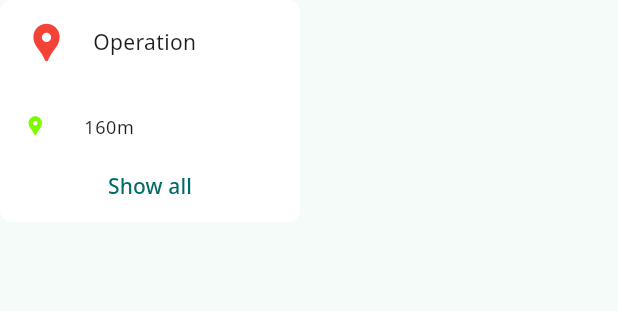
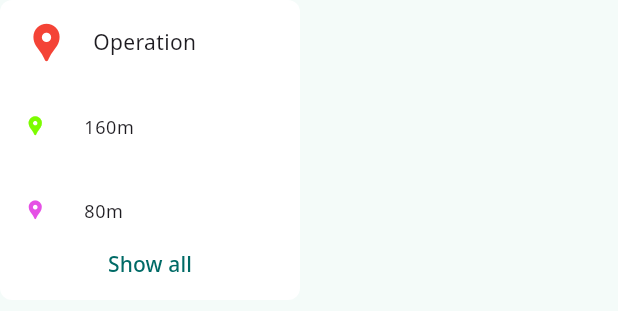
Before and after one commit to covelline/radio_qth_map, a Flutter app: the AmateurRadioBandLegend widget shown alone on an empty page, opened directly, on a phone screen of 412 x 824 dp. Shown: the top 311 px of the screen. Run offline on Flutter 3.47's test engine with Material 3 defaults, Android fonts, the phone set to English and light mode, and no system bars; our stand-ins replace cloud_firestore, file_picker, firebase_analytics, firebase_core, flutter_dotenv, flutter_map and 7 more; missing offline and left inert: dart:html, dart_adif; accounts and stored records are empty; generated files the repository leaves out were written again.

Commit message:
fix legend list

```diff
--- a/app/radio_qth_map/lib/widget/amateur_radio_band_legend.dart
+++ b/app/radio_qth_map/lib/widget/amateur_radio_band_legend.dart
@@ -28,10 +28,8 @@ class _AmateurRadioBandLegendState extends State<AmateurRadioBandLegend> {
       child: Column(
         mainAxisSize: MainAxisSize.min,
         children: [
-          SizedBox(
-            height: expanded ? null : 100,
+          Expanded(
             child: ListView(
-              shrinkWrap: expanded,
               children: [
                 ListTile(
                   leading: const Icon(
```
